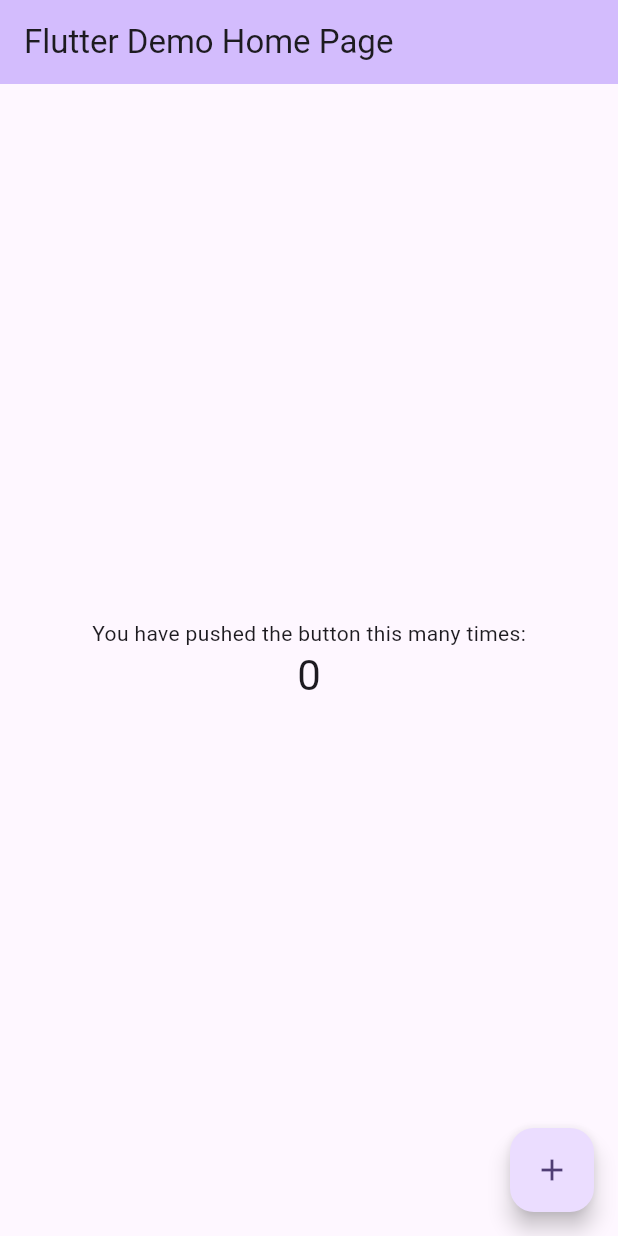
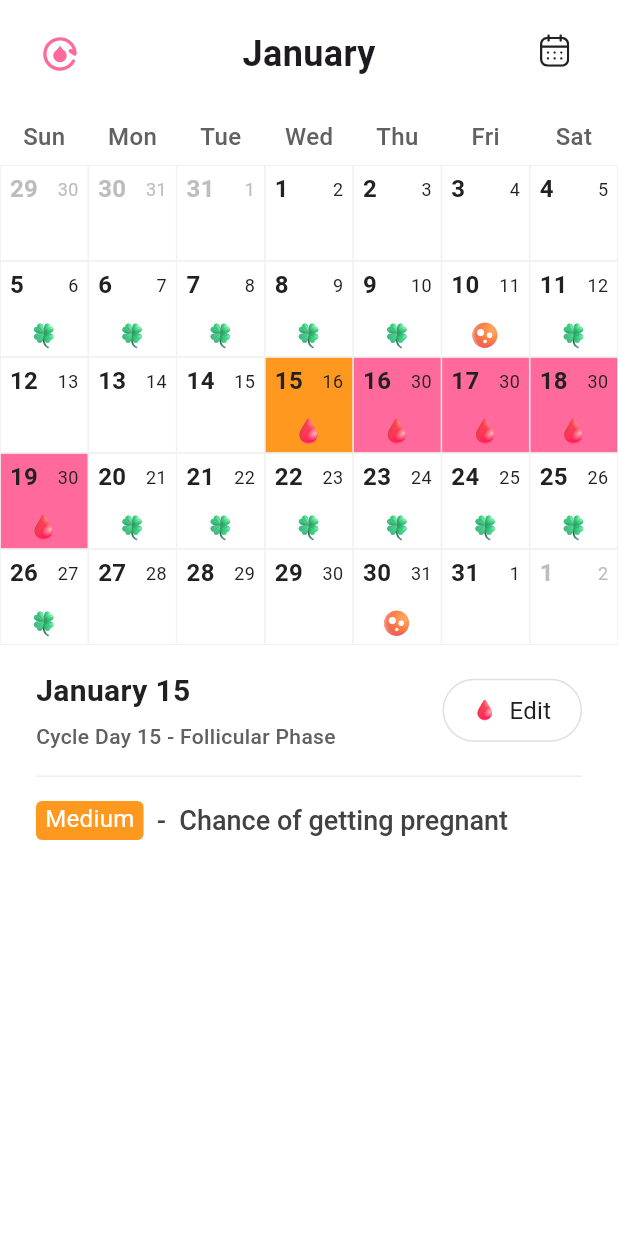
Before and after one commit to theofficialdavlatovnizomjon/example, a Flutter app: the screen it shows after launch, on a phone screen of 412 x 824 dp. Run offline on Flutter 3.47's test engine with Material 3 defaults, Android fonts, the phone set to English and light mode, and no system bars; drawn by our look-alikes of table_calendar; our stand-ins replace flutter_svg.

Commit message:
15.01.2025

```diff
--- /dev/null
+++ b/lib/calendar.dart
@@ -0,0 +1,299 @@
+import 'package:flutter/material.dart';
+import 'package:flutter_svg/svg.dart';
+import 'package:table_calendar/table_calendar.dart';
+import 'package:intl/intl.dart';
+import 'constants.dart';
+import 'day_item.dart';
+
+/// TODO: Test vazifasini bajardim, lekin UI ni aniq tushunmadim, shuning uchun ko'plab narsalarni o'zimdan uydirib chiqdim va jarayonni soddalashtirib, hamma narsani bitta Dart faylida bajardim.
+
+class Calendar extends StatefulWidget {
+  const Calendar({super.key});
+
+  @override
+  State<Calendar> createState() => _CalendarState();
+}
+
+class _CalendarState extends State<Calendar> {
+  /// _focusedDay o'zgaruvchisi
+  /// Bu o'zgaruvchi hozirgi fokusdagi kunni saqlaydi va dastlab bugungi sana bilan boshlanadi.
+  DateTime _focusedDay = DateTime.now();
+
+  @override
+  Widget build(BuildContext context) {
+    return Scaffold(
+      backgroundColor: const Color(0xffFFFFFF),
+      appBar: AppBar(
+        elevation: 0,
+        backgroundColor: Colors.transparent,
+        toolbarHeight: 72,
+        leadingWidth: double.infinity,
+        leading: Padding(
+          padding: const EdgeInsets.symmetric(horizontal: 16.0),
+          child: Row(
+            mainAxisAlignment: MainAxisAlignment.spaceBetween,
+            children: [
+              IconButton(
+                onPressed: () {},
+                icon: SvgPicture.asset(
+                  "lib/icon/logo.svg",
+                ),
+              ),
+              Text(
+                DateFormat('MMMM').format(_focusedDay),
+                style: const TextStyle(
+                  fontWeight: FontWeight.w700,
+                  fontSize: 24.0,
+                ),
+              ),
+              IconButton(
+                onPressed: () {},
+                icon: SvgPicture.asset(
+                  "lib/icon/calendar.svg",
+                ),
+              ),
+            ],
+          ),
+        ),
+      ),
+      body: Column(children: [
+        _weekItem(),
+        _calendar(),
+        _infoCurrentDay(),
+        divider,
+        _heightDay(),
+      ]),
+    );
+  }
+
+  /// divider Widgeti
+  /// Bu widget ekrandagi elementlar orasida chiziqli ajratgich (divider) hosil qilish uchun ishlatiladi.
+  /// Ajratgich 1 piksel qalinlikda va kulrang rangda, ikki tomondan chetlanma bilan ko'rsatiladi.
+  Widget get divider => Container(
+        height: 1, // Chiziqning balandligi
+        color: const Color(0xffEEEEEE), // Chiziqning rangi
+        margin: const EdgeInsets.fromLTRB(24, 16, 24, 16), // Ichki chetlar
+        width: double.infinity, // Chiziq kengligi ekranni to'liq egallaydi
+      );
+
+  /// _weekItem Widgeti
+  /// Bu widget haftaning kunlarini (yakshanba, dushanba va hokazo) bir qatorda ko'rsatish uchun ishlatiladi.
+  /// Har bir kunni ekranning kengligiga qarab teng hajmdagi joy bilan joylashtiradi.
+  /// Haftalik kunlar "week" ro'yxatidan olinadi.
+  Widget _weekItem() {
+    return Row(
+      children: List.generate(7, (i) {
+        return SizedBox(
+          height: 38,
+          width: MediaQuery.of(context).size.width / 7,
+          child: Center(
+            child: Text(
+              week[i],
+              style: const TextStyle(
+                color: Color(0xff616161),
+                fontWeight: FontWeight.w500,
+                fontSize: 16.0,
+              ),
+            ),
+          ),
+        );
+      }),
+    );
+  }
+
+  /// _calendar Widgeti
+  /// Bu widget kalendarni ko'rsatish uchun ishlatiladi.
+  /// TableCalendar kutubxonasidan foydalanadi va foydalanuvchiga kunlarni, hafta kunlarini va boshqa elementlarni sozlash imkonini beradi.
+  /// Kalendar har bir kundagi ma'lumotlarni mos ravishda belgilangan ranglar va svg ikonalar yordamida ko'rsatadi.
+  Widget _calendar() {
+    return TableCalendar(
+      headerVisible: false,
+      daysOfWeekVisible: false,
+      focusedDay: _focusedDay,
+      firstDay: DateTime.utc(2020, 1, 1),
+      lastDay: DateTime.utc(2030, 12, 31),
+      onPageChanged: (data) {
+        setState(() {
+          _focusedDay = data;
+        });
+      },
+      rowHeight: 64,
+      calendarBuilders: CalendarBuilders(
+        defaultBuilder: (context, day, focusedDay) {
+          String svg = "";
+          DateTime nextData =
+              (day.day < DateTime(day.year, day.month + 1, 0).day)
+                  ? day.add(const Duration(days: 1))
+                  : DateTime(day.year, day.month + 1, 1);
+          if (bloodyDay.any((date) => isSameDay(date, day))) {
+            return DayItem(
+              svg: "lib/icon/emoji_blood.svg",
+              color: const Color(0xffFF699C),
+              nextData: DateTime(0, 0, 0),
+              data: day,
+            );
+          } else if (fourDay.any((date) => isSameDay(date, day))) {
+            svg = "lib/icon/emoji_four.svg";
+          } else if (orangeDay.any((date) => isSameDay(date, day))) {
+            svg = "lib/icon/emoji_orange.svg";
+          }
+          return DayItem(
+            svg: svg,
+            color: Colors.transparent,
+            nextData: nextData,
+            data: day,
+          );
+        },
+        outsideBuilder: (context, day, focusedDay) {
+          DateTime nextData =
+              (day.day < DateTime(day.year, day.month + 1, 0).day)
+                  ? day.add(const Duration(days: 1))
+                  : DateTime(day.year, day.month + 1, 1);
+          return DayItem(
+            textColor: const Color(0xffBDBDBD),
+            color: Colors.transparent,
+            nextData: nextData,
+            data: day,
+          );
+        },
+        todayBuilder: (context, day, focusedDay) {
+          String svg = "";
+          DateTime nextData =
+              (day.day < DateTime(day.year, day.month + 1, 0).day)
+                  ? day.add(const Duration(days: 1))
+                  : DateTime(day.year, day.month + 1, 1);
+          if (bloodyDay.any((date) => isSameDay(date, day))) {
+            svg = "lib/icon/emoji_blood.svg";
+          } else if (fourDay.any((date) => isSameDay(date, day))) {
+            svg = "lib/icon/emoji_four.svg";
+          } else if (orangeDay.any((date) => isSameDay(date, day))) {
+            svg = "lib/icon/emoji_orange.svg";
+          }
+          return DayItem(
+            svg: svg,
+            color: const Color(0xffFF981F),
+            nextData: nextData,
+            data: day,
+          );
+        },
+      ),
+    );
+  }
+
+  /// _infoCurrentDay Widgeti
+  /// Bu widget tanlangan yoki fokuslangan kunning ma'lumotlarini ko'rsatadi.
+  /// Kun va uning tavsifi (masalan, "Cycle Day 12 - Follicular Phase") haqida ma'lumot beradi.
+  /// Shuningdek, o'ng tomonda "Edit" tugmasi SVG ikonasi bilan ko'rsatiladi.
+  Widget _infoCurrentDay() {
+    return Padding(
+      padding: const EdgeInsets.fromLTRB(24, 16, 24, 0),
+      child: Row(
+        children: [
+          Expanded(
+            child: Column(
+              mainAxisSize: MainAxisSize.min,
+              crossAxisAlignment: CrossAxisAlignment.start,
+              children: [
+                Text(
+                  "${DateFormat('MMMM').format(_focusedDay)} ${_focusedDay.day}",
+                  style: const TextStyle(
+                    color: Color(0xff212121),
+                    fontWeight: FontWeight.w700,
+                    fontSize: 20,
+                  ),
+                ),
+                const SizedBox(height: 6.0),
+                Text(
+                  "Cycle Day ${_focusedDay.day} - Follicular Phase",
+                  style: const TextStyle(
+                    color: Color(0xff616161),
+                    fontWeight: FontWeight.w500,
+                    fontSize: 14,
+                  ),
+                ),
+              ],
+            ),
+          ),
+          Container(
+            width: 93,
+            height: 42,
+            alignment: Alignment.center,
+            decoration: BoxDecoration(
+              borderRadius: BorderRadius.circular(50.0),
+              border: Border.all(
+                color: const Color(0xffE0E0E0),
+                width: 1.0,
+              ),
+            ),
+            child: Row(
+              mainAxisSize: MainAxisSize.min,
+              children: [
+                SvgPicture.asset(
+                  "lib/icon/emoji_blood.svg",
+                  fit: BoxFit.contain,
+                  height: 16,
+                  width: 16,
+                ),
+                const SizedBox(width: 8),
+                const Text(
+                  "Edit",
+                  style: TextStyle(
+                    fontWeight: FontWeight.w400,
+                    color: Color(0xff212121),
+                    fontSize: 16.0,
+                  ),
+                ),
+              ],
+            ),
+          ),
+        ],
+      ),
+    );
+  }
+
+  /// _heightDay Widgeti
+  /// Bu widget homilador bo'lish ehtimolini ko'rsatish uchun ishlatiladi.
+  /// "Medium" kabi bosqichni rangli konteyner ichida ko'rsatadi va o'ng tomonda tavsif bilan birga chiqaradi.
+  Widget _heightDay() {
+    return Padding(
+      padding: const EdgeInsets.symmetric(horizontal: 24),
+      child: Row(children: [
+        Container(
+          height: 26,
+          padding: const EdgeInsets.symmetric(horizontal: 6),
+          decoration: BoxDecoration(
+            color: const Color(0xffFF981F),
+            borderRadius: BorderRadius.circular(4),
+          ),
+          child: const Text(
+            "Medium",
+            style: TextStyle(
+              fontWeight: FontWeight.w400,
+              color: Color(0xffFFFFFF),
+              fontSize: 16.0,
+            ),
+          ),
+        ),
+        RichText(
+          text: const TextSpan(
+              text: "  -  ",
+              style: TextStyle(
+                fontWeight: FontWeight.w500,
+                color: Color(0xff424242),
+                fontSize: 18.0,
+              ),
+              children: [
+                TextSpan(
+                  text: "Chance of getting pregnant",
+                  style: TextStyle(
+                    fontWeight: FontWeight.w500,
+                    color: Color(0xff424242),
+                    fontSize: 18.0,
+                  ),
+                ),
+              ]),
+        ),
+      ]),
+    );
+  }
+}
--- /dev/null
+++ b/lib/constants.dart
@@ -0,0 +1,35 @@
+// Haftaning kunlari ro'yxati
+List<String> week = ["Sun", "Mon", "Tue", "Wed", "Thu", "Fri", "Sat"];
+
+// BloodyDay ro'yxati
+final List<DateTime> bloodyDay = [
+  DateTime(2025, 1, 15),
+  DateTime(2025, 1, 16),
+  DateTime(2025, 1, 17),
+  DateTime(2025, 1, 18),
+  DateTime(2025, 1, 19),
+];
+
+// FourDay ro'yxati
+final List<DateTime> fourDay = [
+  DateTime(2025, 1, 5),
+  DateTime(2025, 1, 6),
+  DateTime(2025, 1, 7),
+  DateTime(2025, 1, 8),
+  DateTime(2025, 1, 9),
+  DateTime(2025, 1, 11),
+  DateTime(2025, 1, 19),
+  DateTime(2025, 1, 20),
+  DateTime(2025, 1, 21),
+  DateTime(2025, 1, 22),
+  DateTime(2025, 1, 23),
+  DateTime(2025, 1, 24),
+  DateTime(2025, 1, 25),
+  DateTime(2025, 1, 26),
+];
+
+// OrangeDay ro'yxati
+final List<DateTime> orangeDay = [
+  DateTime(2025, 1, 10),
+  DateTime(2025, 1, 30),
+];
--- /dev/null
+++ b/lib/day_item.dart
@@ -0,0 +1,61 @@
+import 'package:flutter/material.dart';
+import 'package:flutter_svg/svg.dart';
+
+class DayItem extends StatelessWidget {
+  const DayItem(
+      {super.key,
+      required this.data,
+      required this.nextData,
+      this.textColor,
+      this.color,
+      this.svg});
+
+  final Color? color;
+  final Color? textColor;
+  final DateTime data;
+  final DateTime nextData;
+  final String? svg;
+
+  @override
+  Widget build(BuildContext context) {
+    return Container(
+      height: 64,
+      alignment: Alignment.center,
+      padding: const EdgeInsets.fromLTRB(6, 4, 6, 4),
+      decoration: BoxDecoration(
+        color: color,
+        border: Border.all(
+          color: const Color(0xffEEEEEE),
+          width: 0.5,
+        ),
+      ),
+      child: Column(children: [
+        Row(mainAxisAlignment: MainAxisAlignment.spaceBetween, children: [
+          Text(
+            '${data.day}',
+            style: TextStyle(
+              fontWeight: FontWeight.w600,
+              color: textColor ?? Color(0xff212121),
+              fontSize: 16.0,
+            ),
+          ),
+          Text(
+            '${nextData.day}',
+            style: TextStyle(
+              fontWeight: FontWeight.w400,
+              color: textColor ?? Color(0xff212121),
+              fontSize: 12.0,
+            ),
+          ),
+        ]),
+        const Spacer(),
+        if (svg?.isNotEmpty ?? false)
+          SizedBox(
+            width: 20,
+            height: 20,
+            child: SvgPicture.asset(svg ?? ''),
+          ),
+      ]),
+    );
+  }
+}
--- a/lib/main.dart
+++ b/lib/main.dart
@@ -1,125 +1,20 @@
 import 'package:flutter/material.dart';
 
-void main() {
-  runApp(const MyApp());
-}
+import 'calendar.dart';
+
+void main() => runApp(const MyApp());
 
 class MyApp extends StatelessWidget {
   const MyApp({super.key});
 
-  // This widget is the root of your application.
   @override
-  Widget build(BuildContext context) {
-    return MaterialApp(
+  Widget build(BuildContext context) => MaterialApp(
         title: 'Flutter Demo',
+        debugShowCheckedModeBanner: false,
         theme: ThemeData(
-        // This is the theme of your application.
-        //
-        // TRY THIS: Try running your application with "flutter run". You'll see
-        // the application has a purple toolbar. Then, without quitting the app,
-        // try changing the seedColor in the colorScheme below to Colors.green
-        // and then invoke "hot reload" (save your changes or press the "hot
-        // reload" button in a Flutter-supported IDE, or press "r" if you used
-        // the command line to start the app).
-        //
-        // Notice that the counter didn't reset back to zero; the application
-        // state is not lost during the reload. To reset the state, use hot
-        // restart instead.
-        //
-        // This works for code too, not just values: Most code changes can be
-        // tested with just a hot reload.
           colorScheme: ColorScheme.fromSeed(seedColor: Colors.deepPurple),
           useMaterial3: true,
         ),
-      home: const MyHomePage(title: 'Flutter Demo Home Page'),
+        home: const Calendar(),
       );
 }
-}
-
-class MyHomePage extends StatefulWidget {
-  const MyHomePage({super.key, required this.title});
-
-  // This widget is the home page of your application. It is stateful, meaning
-  // that it has a State object (defined below) that contains fields that affect
-  // how it looks.
-
-  // This class is the configuration for the state. It holds the values (in this
-  // case the title) provided by the parent (in this case the App widget) and
-  // used by the build method of the State. Fields in a Widget subclass are
-  // always marked "final".
-
-  final String title;
-
-  @override
-  State<MyHomePage> createState() => _MyHomePageState();
-}
-
-class _MyHomePageState extends State<MyHomePage> {
-  int _counter = 0;
-
-  void _incrementCounter() {
-    setState(() {
-      // This call to setState tells the Flutter framework that something has
-      // changed in this State, which causes it to rerun the build method below
-      // so that the display can reflect the updated values. If we changed
-      // _counter without calling setState(), then the build method would not be
-      // called again, and so nothing would appear to happen.
-      _counter++;
-    });
-  }
-
-  @override
-  Widget build(BuildContext context) {
-    // This method is rerun every time setState is called, for instance as done
-    // by the _incrementCounter method above.
-    //
-    // The Flutter framework has been optimized to make rerunning build methods
-    // fast, so that you can just rebuild anything that needs updating rather
-    // than having to individually change instances of widgets.
-    return Scaffold(
-      appBar: AppBar(
-        // TRY THIS: Try changing the color here to a specific color (to
-        // Colors.amber, perhaps?) and trigger a hot reload to see the AppBar
-        // change color while the other colors stay the same.
-        backgroundColor: Theme.of(context).colorScheme.inversePrimary,
-        // Here we take the value from the MyHomePage object that was created by
-        // the App.build method, and use it to set our appbar title.
-        title: Text(widget.title),
-      ),
-      body: Center(
-        // Center is a layout widget. It takes a single child and positions it
-        // in the middle of the parent.
-        child: Column(
-          // Column is also a layout widget. It takes a list of children and
-          // arranges them vertically. By default, it sizes itself to fit its
-          // children horizontally, and tries to be as tall as its parent.
-          //
-          // Column has various properties to control how it sizes itself and
-          // how it positions its children. Here we use mainAxisAlignment to
-          // center the children vertically; the main axis here is the vertical
-          // axis because Columns are vertical (the cross axis would be
-          // horizontal).
-          //
-          // TRY THIS: Invoke "debug painting" (choose the "Toggle Debug Paint"
-          // action in the IDE, or press "p" in the console), to see the
-          // wireframe for each widget.
-          mainAxisAlignment: MainAxisAlignment.center,
-          children: <Widget>[
-            const Text(
-              'You have pushed the button this many times:',
-            ),
-            Text(
-              '$_counter',
-              style: Theme.of(context).textTheme.headlineMedium,
-            ),
-          ],
-        ),
-      ),
-      floatingActionButton: FloatingActionButton(
-        onPressed: _incrementCounter,
-        tooltip: 'Increment',
-        child: const Icon(Icons.add),
-      ), // This trailing comma makes auto-formatting nicer for build methods.
-    );
-  }
-}
```
Also changed, not shown: pubspec.yaml (+4 -3 lines), lib/icon/calendar.svg (added), lib/icon/emoji_blood.svg (added), lib/icon/emoji_four.svg (added), lib/icon/emoji_orange.svg (added), lib/icon/logo.svg (added), pubspec.lock. Lines whose indentation alone changed are shown as unchanged.
